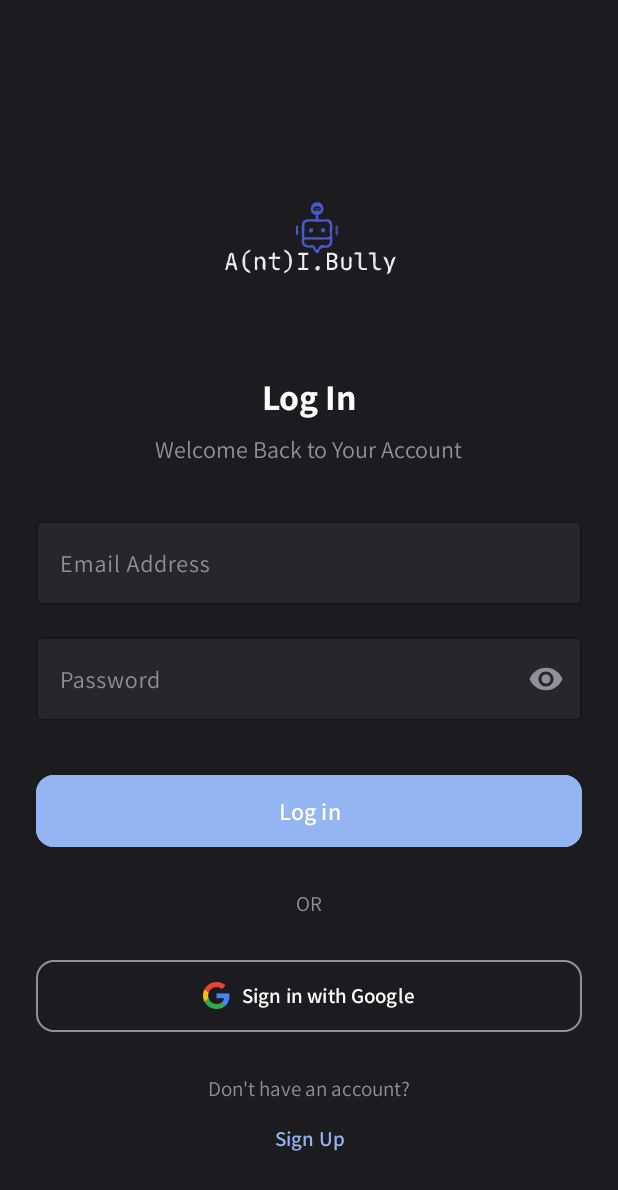
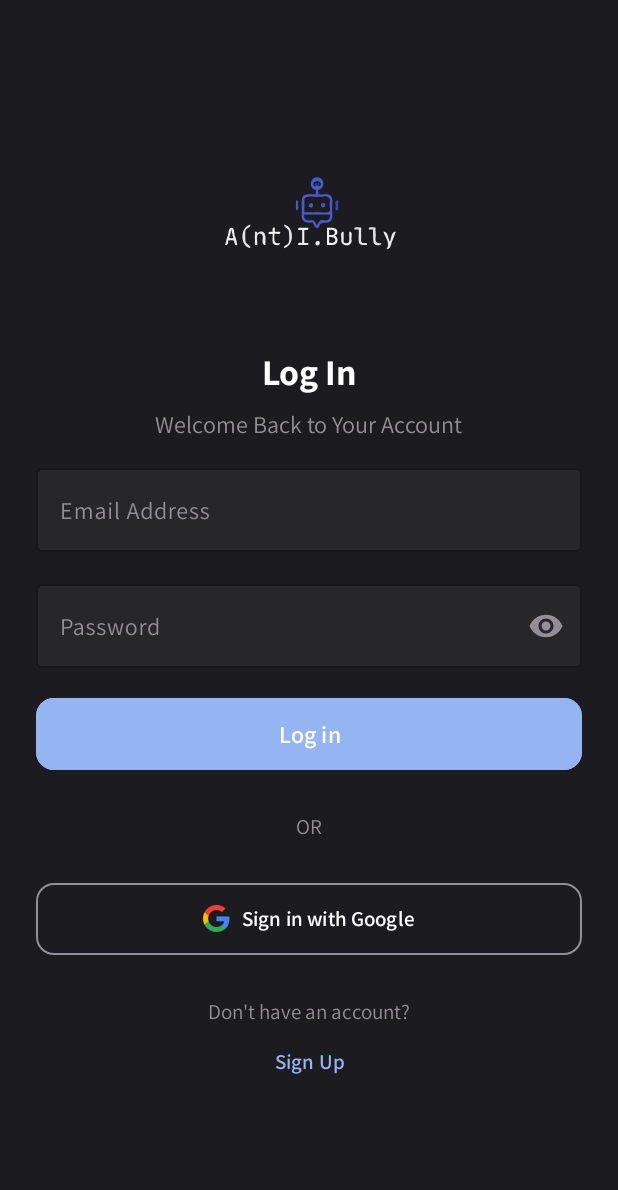
Before and after one commit to RotemNissim/Anti-Bully-Cellular-App, an Android app built with Jetpack Compose: the screen it shows after launch (MainActivity), on a phone screen of 412 x 824 dp. Shown: the top 1190 px of the screen. Run offline under Robolectric (Android 15) with nearby library versions, the light colour scheme and no system bars; our stand-ins replace Firebase (no records; nobody signed in at launch, a user with empty details on screens opened directly), Room's generated code, navigation-ui.

Commit message:
ensure Sign Up button is always visible on small screens without scroll

```diff
--- a/app/src/main/res/layout/fragment_login.xml
+++ b/app/src/main/res/layout/fragment_login.xml
@@ -11,11 +11,9 @@
         android:layout_width="120dp"
         android:layout_height="120dp"
         android:src="@drawable/untitled"
-        app:layout_constraintBottom_toTopOf="@id/titleText"
         app:layout_constraintEnd_toEndOf="parent"
         app:layout_constraintStart_toStartOf="parent"
-        app:layout_constraintTop_toTopOf="parent"
-        app:layout_constraintVertical_chainStyle="packed" />
+        app:layout_constraintTop_toTopOf="parent"/>
 
     <TextView
         android:id="@+id/titleText"
@@ -26,7 +24,6 @@
         android:text="Log In"
         android:textColor="@color/white"
         android:textSize="24sp"
-        app:layout_constraintBottom_toTopOf="@id/subtitleText"
         app:layout_constraintEnd_toEndOf="parent"
         app:layout_constraintStart_toStartOf="parent"
         app:layout_constraintTop_toBottomOf="@id/appLogo" />
@@ -40,7 +37,6 @@
         android:text="Welcome Back to Your Account"
         android:textColor="@color/text_secondary"
         android:textSize="16sp"
-        app:layout_constraintBottom_toTopOf="@id/emailLayout"
         app:layout_constraintEnd_toEndOf="parent"
         app:layout_constraintStart_toStartOf="parent"
         app:layout_constraintTop_toBottomOf="@id/titleText" />
@@ -50,7 +46,7 @@
         style="@style/Widget.Material3.TextInputLayout.OutlinedBox"
         android:layout_width="match_parent"
         android:layout_height="wrap_content"
-        android:layout_marginTop="32dp"
+        android:layout_marginTop="16dp"
         android:hint="Email Address"
         android:textColorHint="@color/text_secondary"
         app:boxBackgroundColor="@color/input_background"
@@ -97,7 +93,7 @@
         android:id="@+id/btnLogin"
         android:layout_width="match_parent"
         android:layout_height="56dp"
-        android:layout_marginTop="32dp"
+        android:layout_marginTop="16dp"
         android:backgroundTint="@color/primary_button"
         android:fontFamily="@font/assistant_semi_bold"
         android:text="Log in"
@@ -152,6 +148,13 @@
         app:layout_constraintStart_toStartOf="parent"
         app:layout_constraintTop_toBottomOf="@id/btnGoogleLogin" />
 
+    <androidx.constraintlayout.widget.Guideline
+        android:id="@+id/guidelineBottom"
+        android:layout_width="wrap_content"
+        android:layout_height="wrap_content"
+        android:orientation="horizontal"
+        app:layout_constraintGuide_percent="0.9" />
+
     <com.google.android.material.button.MaterialButton
         android:id="@+id/btnSignUp"
         style="@style/Widget.Material3.Button.TextButton"
@@ -161,7 +164,7 @@
         android:text="Sign Up"
         android:textAllCaps="false"
         android:textColor="@color/accent_blue"
-        app:layout_constraintBottom_toBottomOf="parent"
+        app:layout_constraintBottom_toBottomOf="@id/guidelineBottom"
         app:layout_constraintEnd_toEndOf="parent"
         app:layout_constraintStart_toStartOf="parent"
         app:layout_constraintTop_toBottomOf="@id/noAccountText" />
```
